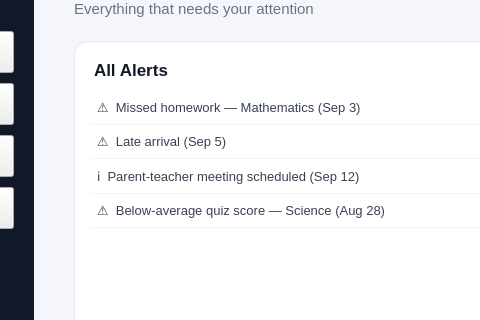
Old version of the form Oscuola/mainwindow.ui in the repository mohamed-adhd/Oscuola; both pictures show x 186 to 666 and y 89 to 409 of the 1280 by 720 pixel window.
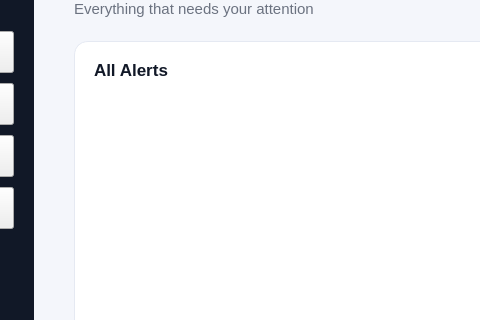
New version of the form. The open tabs and pages were chosen to show the change.

Commit message: fetch method fix

```diff
--- a/Oscuola/mainwindow.ui
+++ b/Oscuola/mainwindow.ui
@@ -1414,37 +1414,6 @@
        <property name="frameShape">
         <enum>QFrame::Shape::NoFrame</enum>
        </property>
-       <item>
-        <property name="text">
-         <string>⚠️  Missed homework — Mathematics (Sep 3)</string>
-        </property>
-       </item>
-       <item>
-        <property name="text">
-         <string>⚠️  Late arrival (Sep 5)</string>
-        </property>
-       </item>
-       <item>
-        <property name="text">
-         <string>ℹ️  Parent-teacher meeting scheduled (Sep 12)</string>
-        </property>
-       </item>
-       <item>
-        <property name="text">
-         <string>⚠️  Below-average quiz score — Science (Aug 28)</string>
-        </property>
-       </item>
-      </widget>
-      <widget class="QWidget" name="horizontalLayoutWidget">
-       <property name="geometry">
-        <rect>
-         <x>390</x>
-         <y>290</y>
-         <width>160</width>
-         <height>80</height>
-        </rect>
-       </property>
-       <layout class="QHBoxLayout" name="horizontalLayout"/>
       </widget>
      </widget>
     </widget>
```
The commit also changes 1 other file.
